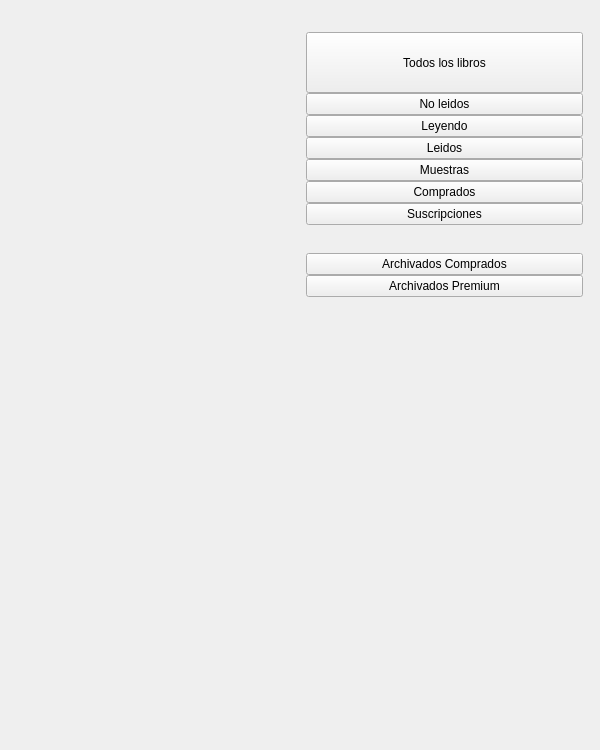
Above: bqLibrary/ui/LibraryBooksSubFilterLayer.ui from bq/cervantes before the change. Below: the same form after it.
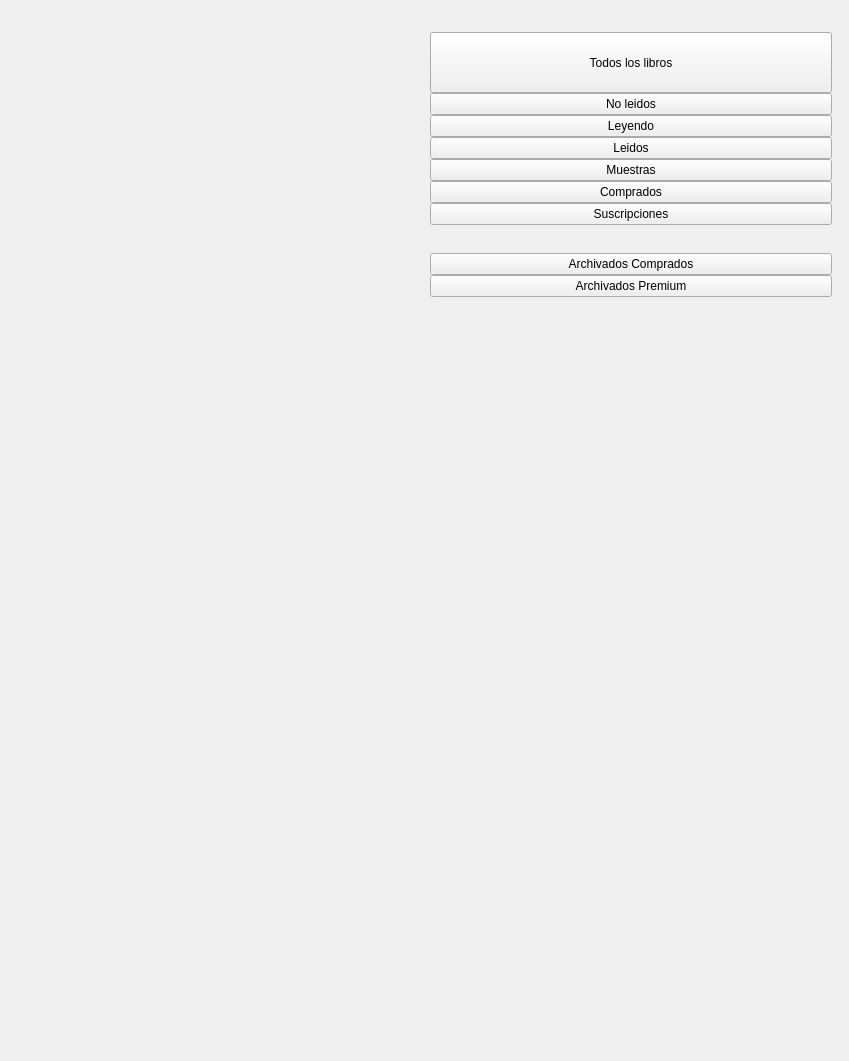
That is the form after the change.

```diff
--- a/bqLibrary/ui/LibraryBooksSubFilterLayer.ui
+++ b/bqLibrary/ui/LibraryBooksSubFilterLayer.ui
@@ -6,20 +6,20 @@
    <rect>
     <x>0</x>
     <y>0</y>
-    <width>600</width>
-    <height>750</height>
+    <width>849</width>
+    <height>1061</height>
    </rect>
   </property>
   <property name="minimumSize">
    <size>
-    <width>600</width>
-    <height>750</height>
+    <width>0</width>
+    <height>0</height>
    </size>
   </property>
   <property name="maximumSize">
    <size>
-    <width>600</width>
-    <height>750</height>
+    <width>849</width>
+    <height>1061</height>
    </size>
   </property>
   <property name="windowTitle">
@@ -53,7 +53,7 @@
      <property name="maximumSize">
       <size>
        <width>16777215</width>
-       <height>1024</height>
+       <height>1448</height>
       </size>
      </property>
      <layout class="QHBoxLayout" name="HorizontalContss">
@@ -92,8 +92,8 @@
         </property>
         <property name="maximumSize">
          <size>
-          <width>382</width>
-          <height>800</height>
+          <width>540</width>
+          <height>1131</height>
          </size>
         </property>
         <property name="styleSheet">
@@ -149,7 +149,7 @@
            <property name="maximumSize">
             <size>
              <width>16777215</width>
-             <height>1024</height>
+             <height>1448</height>
             </size>
            </property>
            <layout class="QVBoxLayout" name="verticalLayout">
@@ -303,8 +303,8 @@
            </property>
            <property name="sizeHint" stdset="0">
             <size>
-             <width>20</width>
-             <height>40</height>
+             <width>28</width>
+             <height>57</height>
             </size>
            </property>
           </spacer>
@@ -329,8 +329,8 @@
      </property>
      <property name="sizeHint" stdset="0">
       <size>
-       <width>20</width>
-       <height>40</height>
+       <width>28</width>
+       <height>57</height>
       </size>
      </property>
     </spacer>
```
Left out of the diff: 30 changed lines with no effect on the pictures.
